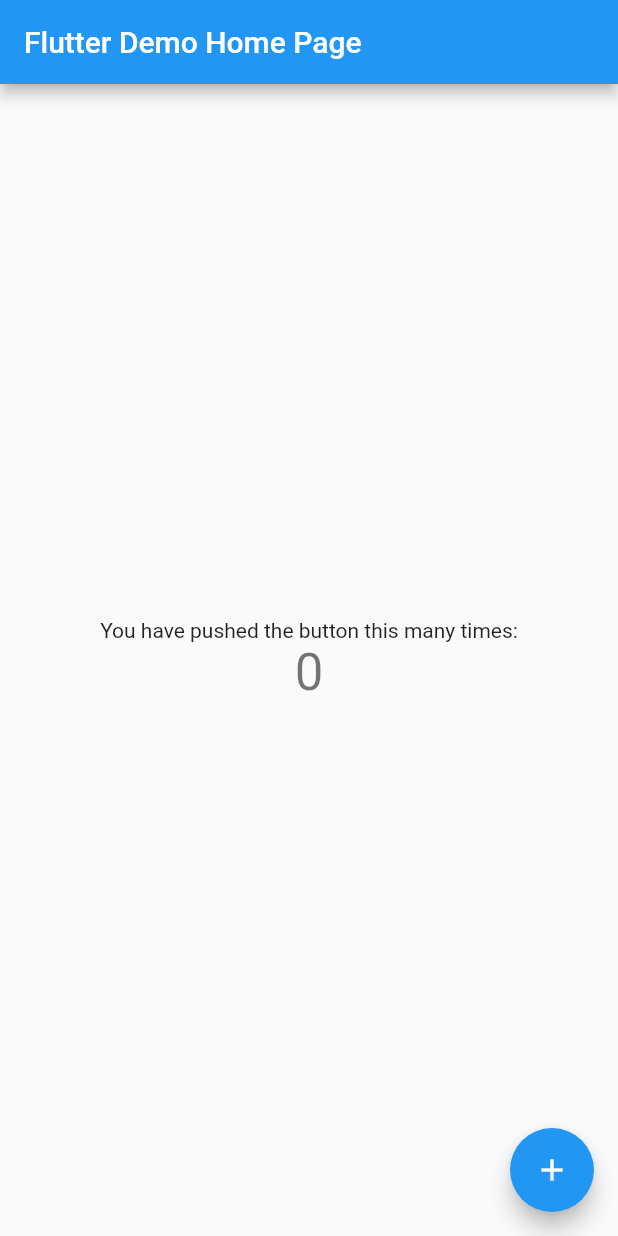
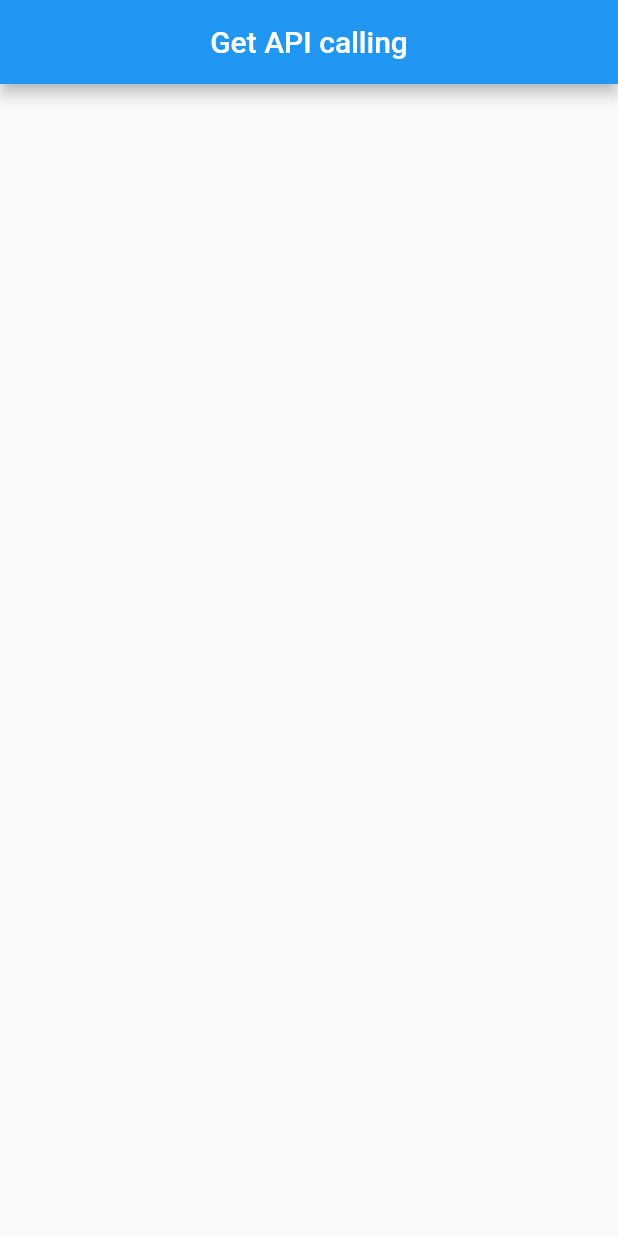
Before and after one commit to MD-Aftab-Uddin-Alif/API-call-Get-, a Flutter app: the screen it shows after launch, on a phone screen of 412 x 824 dp. Run offline on Flutter 3.47's test engine with Material 2 defaults, Android fonts, the phone set to English and light mode, and no system bars.

```diff
--- /dev/null
+++ b/lib/Provider/user_provider.dart
@@ -0,0 +1,5 @@
+import 'package:flutter/material.dart';
+
+class UserProvider extends ChangeNotifier{
+
+}
--- /dev/null
+++ b/lib/home_page.dart
@@ -0,0 +1,24 @@
+import 'package:flutter/material.dart';
+
+class HomePage extends StatefulWidget {
+  const HomePage({Key? key}) : super(key: key);
+
+  @override
+  _HomePageState createState() => _HomePageState();
+}
+
+class _HomePageState extends State<HomePage> {
+  @override
+  Widget build(BuildContext context) {
+    return Scaffold(
+      appBar: AppBar(
+        title: Center(child: Text("Get API calling")),
+      ),
+      body: SafeArea(
+        child: Center(
+
+        ),
+      ),
+    );
+  }
+}
--- a/lib/main.dart
+++ b/lib/main.dart
@@ -1,7 +1,14 @@
 import 'package:flutter/material.dart';
+import 'package:getapi_call/Provider/user_provider.dart';
+import 'package:getapi_call/home_page.dart';
+import 'package:provider/provider.dart';
 
 void main() {
-  runApp(const MyApp());
+  runApp(MultiProvider(providers: [
+    ChangeNotifierProvider(create: (_)=>UserProvider())
+  ],
+  child: const MyApp(),
+  ));
 }
 
 class MyApp extends StatelessWidget {
@@ -24,92 +31,7 @@ class MyApp extends StatelessWidget {
         // is not restarted.
         primarySwatch: Colors.blue,
       ),
-      home: const MyHomePage(title: 'Flutter Demo Home Page'),
+      home: const HomePage(),
     );
   }
 }
-
-class MyHomePage extends StatefulWidget {
-  const MyHomePage({Key? key, required this.title}) : super(key: key);
-
-  // This widget is the home page of your application. It is stateful, meaning
-  // that it has a State object (defined below) that contains fields that affect
-  // how it looks.
-
-  // This class is the configuration for the state. It holds the values (in this
-  // case the title) provided by the parent (in this case the App widget) and
-  // used by the build method of the State. Fields in a Widget subclass are
-  // always marked "final".
-
-  final String title;
-
-  @override
-  State<MyHomePage> createState() => _MyHomePageState();
-}
-
-class _MyHomePageState extends State<MyHomePage> {
-  int _counter = 0;
-
-  void _incrementCounter() {
-    setState(() {
-      // This call to setState tells the Flutter framework that something has
-      // changed in this State, which causes it to rerun the build method below
-      // so that the display can reflect the updated values. If we changed
-      // _counter without calling setState(), then the build method would not be
-      // called again, and so nothing would appear to happen.
-      _counter++;
-    });
-  }
-
-  @override
-  Widget build(BuildContext context) {
-    // This method is rerun every time setState is called, for instance as done
-    // by the _incrementCounter method above.
-    //
-    // The Flutter framework has been optimized to make rerunning build methods
-    // fast, so that you can just rebuild anything that needs updating rather
-    // than having to individually change instances of widgets.
-    return Scaffold(
-      appBar: AppBar(
-        // Here we take the value from the MyHomePage object that was created by
-        // the App.build method, and use it to set our appbar title.
-        title: Text(widget.title),
-      ),
-      body: Center(
-        // Center is a layout widget. It takes a single child and positions it
-        // in the middle of the parent.
-        child: Column(
-          // Column is also a layout widget. It takes a list of children and
-          // arranges them vertically. By default, it sizes itself to fit its
-          // children horizontally, and tries to be as tall as its parent.
-          //
-          // Invoke "debug painting" (press "p" in the console, choose the
-          // "Toggle Debug Paint" action from the Flutter Inspector in Android
-          // Studio, or the "Toggle Debug Paint" command in Visual Studio Code)
-          // to see the wireframe for each widget.
-          //
-          // Column has various properties to control how it sizes itself and
-          // how it positions its children. Here we use mainAxisAlignment to
-          // center the children vertically; the main axis here is the vertical
-          // axis because Columns are vertical (the cross axis would be
-          // horizontal).
-          mainAxisAlignment: MainAxisAlignment.center,
-          children: <Widget>[
-            const Text(
-              'You have pushed the button this many times:',
-            ),
-            Text(
-              '$_counter',
-              style: Theme.of(context).textTheme.headline4,
-            ),
-          ],
-        ),
-      ),
-      floatingActionButton: FloatingActionButton(
-        onPressed: _incrementCounter,
-        tooltip: 'Increment',
-        child: const Icon(Icons.add),
-      ), // This trailing comma makes auto-formatting nicer for build methods.
-    );
-  }
-}
--- a/pubspec.yaml
+++ b/pubspec.yaml
@@ -34,6 +34,8 @@ dependencies:
   # The following adds the Cupertino Icons font to your application.
   # Use with the CupertinoIcons class for iOS style icons.
   cupertino_icons: ^1.0.2
+  provider: ^6.0.5
+  http: ^0.13.5
 
 dev_dependencies:
   flutter_test:
```
Also changed, not shown: lib/Data utils/data_utils.dart (added, +23 -0 lines), lib/Model/user_model.dart (added, +121 -0 lines), pubspec.lock.
